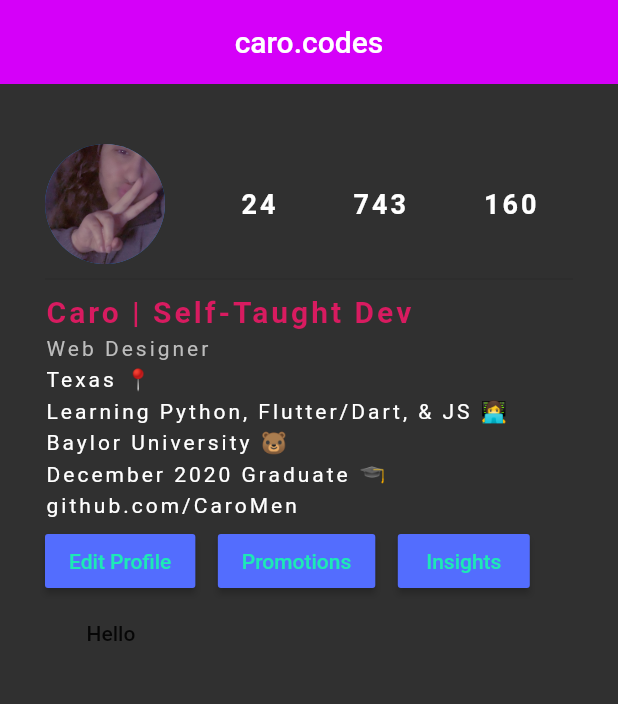
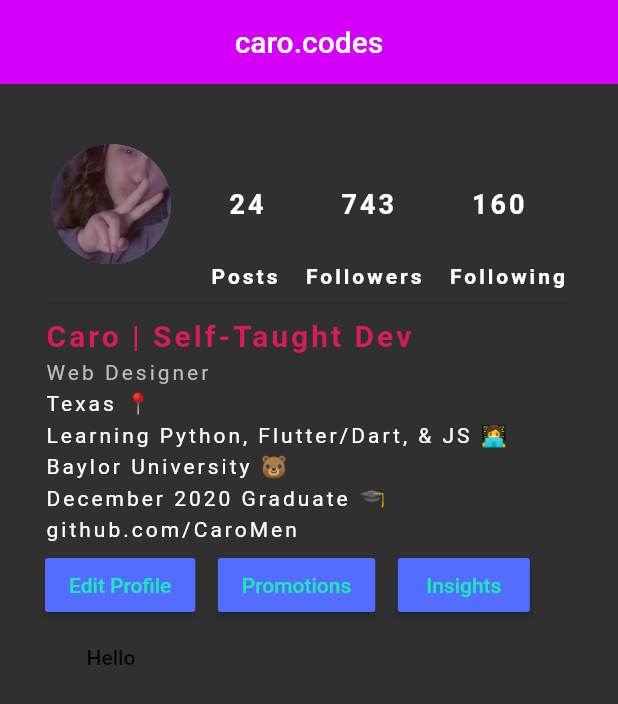
Before and after one commit to CaroMen/InstaProfile, a Flutter app: the screen it shows after launch, on a phone screen of 412 x 824 dp. Shown: the top 704 px of the screen. Run offline on Flutter 3.47's test engine with Material 2 defaults, Android fonts, the phone set to English and light mode, and no system bars.

Commit message:
Insta Profile Project

```diff
--- a/lib/main.dart
+++ b/lib/main.dart
@@ -22,11 +22,14 @@ class ProfileCard extends StatelessWidget {
           children: <Widget>[
             Row(
               children: <Widget>[
+                Padding(
+                  padding: EdgeInsets.fromLTRB(2.0, 50.0, 2.0, 2.0),
+                ),
                 CircleAvatar(
                   backgroundImage: AssetImage('assets/avi.jpg'),
                   radius: 40.0,
                 ),
-                SizedBox(width: 50.0),
+                SizedBox(width: 38.0),
                 Text(
                   '24',
                   style: TextStyle(
@@ -55,6 +58,51 @@ class ProfileCard extends StatelessWidget {
                     fontSize: 18.0,
                     fontWeight: FontWeight.bold,
                   ),
+                ),
+              ],
+            ),
+            Row(
+              children: <Widget>[
+                Padding(
+                  padding: EdgeInsets.only(left: 110.0),
+                ),
+                Text(
+                  'Posts',
+                  style: TextStyle(
+                    color: Colors.white,
+                    letterSpacing: 2.0,
+                    fontSize: 14.0,
+                    fontWeight: FontWeight.bold,
+                  ),
+                ),
+                Column(
+                  children: <Widget>[
+                    Padding(
+                      padding: EdgeInsets.only(left: 113.0),
+                    ),
+                    Text(
+                      'Followers',
+                      style: TextStyle(
+                        color: Colors.white,
+                        letterSpacing: 2.0,
+                        fontSize: 14.0,
+                        fontWeight: FontWeight.bold,
+                      ),
+                    ),
+                  ],
+                ),
+                Column(
+                  children: <Widget>[
+                    Text(
+                      'Following',
+                      style: TextStyle(
+                        color: Colors.white,
+                        letterSpacing: 2.0,
+                        fontSize: 14.0,
+                        fontWeight: FontWeight.bold,
+                      ),
+                    ),
+                  ],
                 ),
               ],
             ),
```
